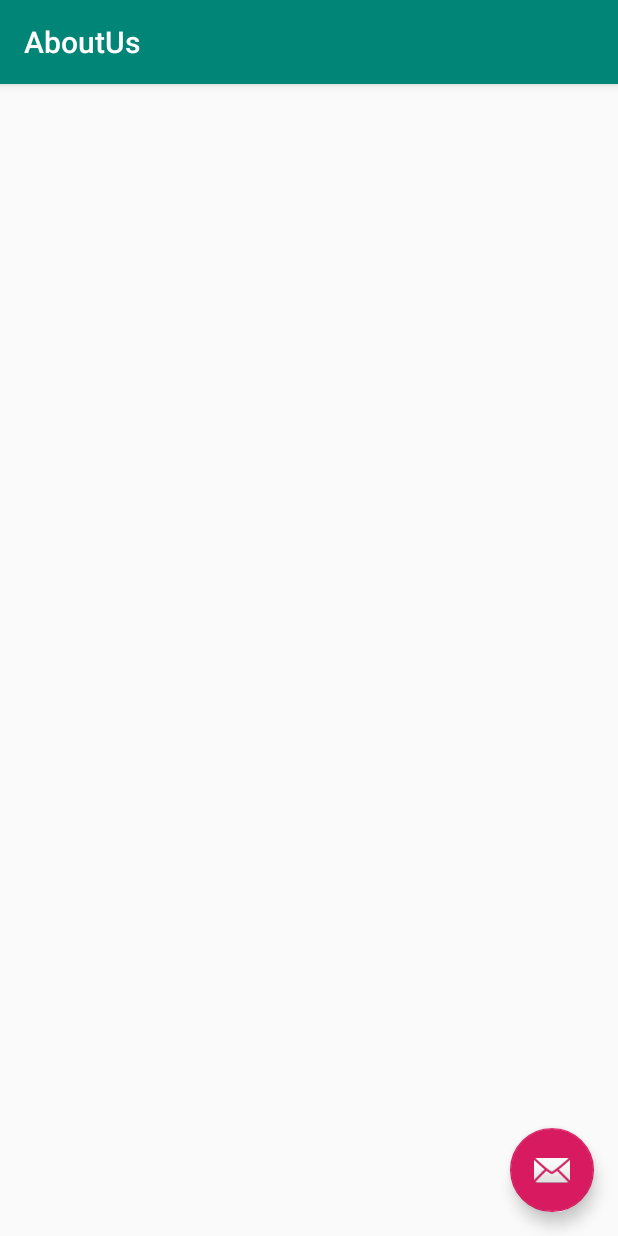
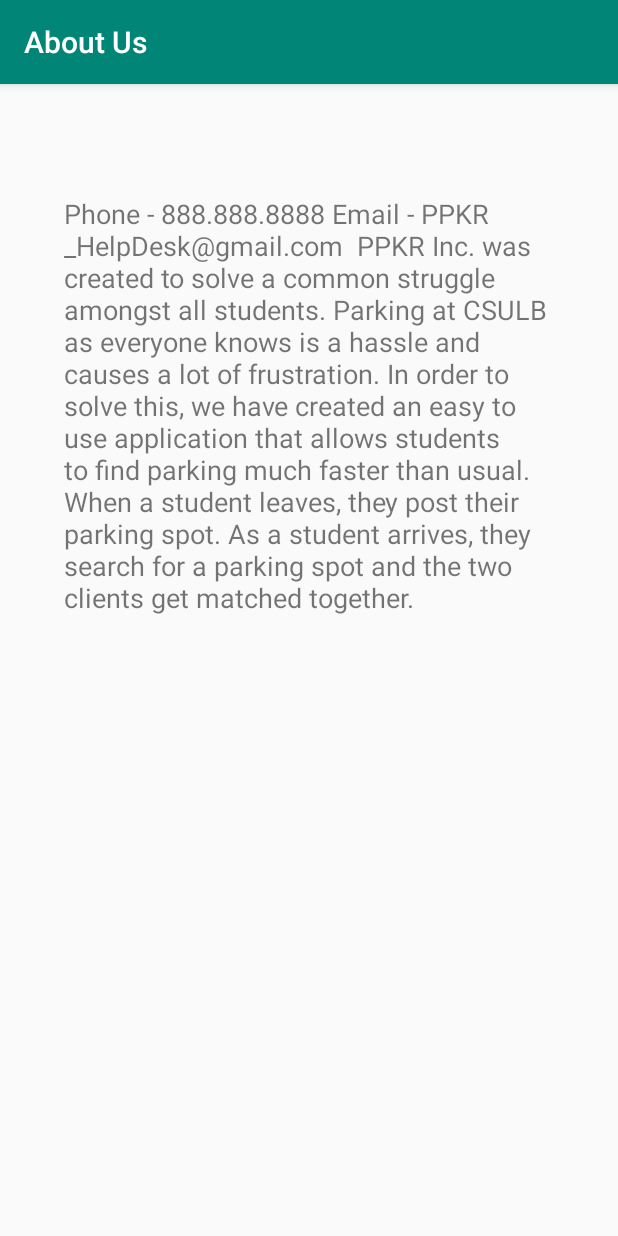
Before and after one commit to itzphuckie/491A, an Android app: the AboutUs screen opened directly, with no data from a screen before it, on a phone screen of 412 x 824 dp. Run offline under Robolectric (Android 15) with nearby library versions, the phone set to English and light mode, and no system bars.

Commit message:
Updates/syncing

```diff
--- a/app/src/main/java/com/example/owner/ppkrinc/AboutUs.java
+++ b/app/src/main/java/com/example/owner/ppkrinc/AboutUs.java
@@ -16,14 +16,7 @@ public class AboutUs extends AppCompatActivity {
         Toolbar toolbar = findViewById(R.id.toolbar);
         setSupportActionBar(toolbar);
 
-        FloatingActionButton fab = findViewById(R.id.fab);
-        fab.setOnClickListener(new View.OnClickListener() {
-            @Override
-            public void onClick(View view) {
-                Snackbar.make(view, "Replace with your own action", Snackbar.LENGTH_LONG)
-                        .setAction("Action", null).show();
-            }
-        });
+
     }
 
 }
--- a/app/src/main/res/layout/activity_about_us.xml
+++ b/app/src/main/res/layout/activity_about_us.xml
@@ -22,12 +22,4 @@
 
     <include layout="@layout/content_about_us" />
 
-    <android.support.design.widget.FloatingActionButton
-        android:id="@+id/fab"
-        android:layout_width="wrap_content"
-        android:layout_height="wrap_content"
-        android:layout_gravity="bottom|end"
-        android:layout_margin="@dimen/fab_margin"
-        app:srcCompat="@android:drawable/ic_dialog_email" />
-
 </android.support.design.widget.CoordinatorLayout>
--- a/app/src/main/res/layout/content_about_us.xml
+++ b/app/src/main/res/layout/content_about_us.xml
@@ -12,8 +12,18 @@
         android:id="@+id/textView"
         android:layout_width="326dp"
         android:layout_height="298dp"
+        android:layout_marginStart="8dp"
+        android:layout_marginLeft="8dp"
+        android:layout_marginTop="8dp"
+        android:layout_marginEnd="8dp"
+        android:layout_marginRight="8dp"
+        android:layout_marginBottom="8dp"
+        android:text="Phone - 888.888.8888 Email - PPKR_HelpDesk@gmail.com  PPKR Inc. was created to solve a common struggle amongst all students. Parking at CSULB as everyone knows is a hassle and causes a lot of frustration. In order to solve this, we have created an easy to use application that allows students to find parking much faster than usual. When a student leaves, they post their parking spot. As a student arrives, they search for a parking spot and the two clients get matched together."
         android:textSize="18sp"
-        tools:layout_editor_absoluteX="34dp"
-        tools:layout_editor_absoluteY="46dp"
-        tools:text="Phone - 888.888.8888 Email - PPKR_HelpDesk@gmail.com  PPKR Inc. was created to solve a common struggle amongst all students. Parking at CSULB as everyone knows is a hassle and causes a lot of frustration. In order to solve this, we have created an easy to use application that allows students to find parking much faster than usual. When a student leaves, they post their parking spot. As a student arrives, they search for a parking spot and the two clients get matched together." />
+        app:layout_constraintBottom_toBottomOf="parent"
+        app:layout_constraintEnd_toEndOf="parent"
+        app:layout_constraintHorizontal_bias="0.492"
+        app:layout_constraintStart_toStartOf="parent"
+        app:layout_constraintTop_toTopOf="parent"
+        app:layout_constraintVertical_bias="0.146" />
 </android.support.constraint.ConstraintLayout>
```
Also changed, not shown: app/src/main/res/values/strings.xml (+12 -12 lines).
